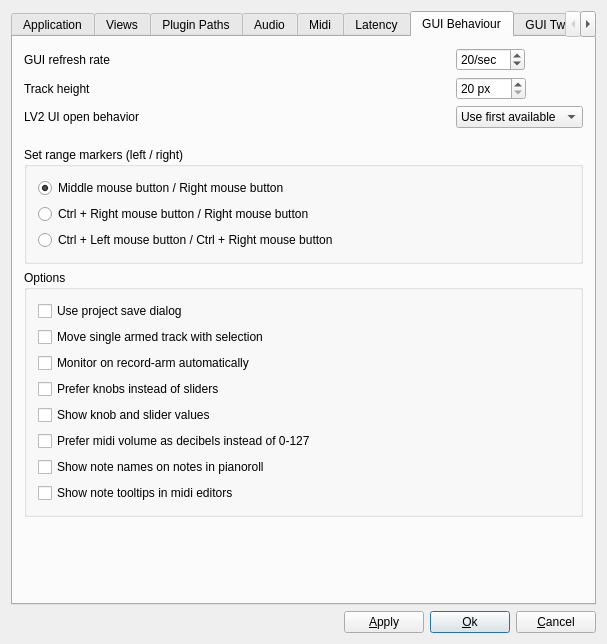
The window that muse3/muse/components/gensetbase.ui (emrum/muse) describes before a commit, drawn with Qt 5.
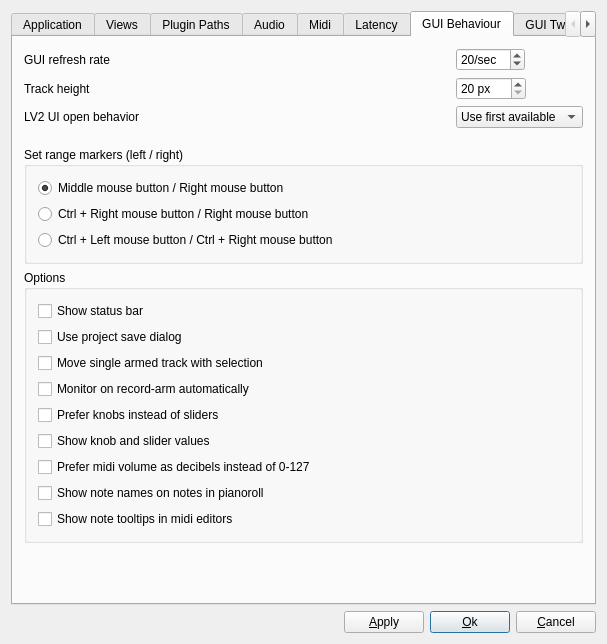
The same window after the commit. The open tabs and pages were chosen to show the change.

Commit message: Create cpu load widget for status bar

Patch:
```diff
--- a/muse3/muse/components/gensetbase.ui
+++ b/muse3/muse/components/gensetbase.ui
@@ -1818,6 +1818,16 @@
           <string>Options</string>
          </property>
          <layout class="QVBoxLayout" name="verticalLayout_23">
+          <item>
+           <widget class="QCheckBox" name="showStatusBarCheckBox">
+            <property name="text">
+             <string>Show status bar</string>
+            </property>
+            <property name="checked">
+             <bool>false</bool>
+            </property>
+           </widget>
+          </item>
           <item>
            <widget class="QCheckBox" name="projectSaveCheckBox">
             <property name="sizePolicy">
```
The commit also changes 5 other files.
